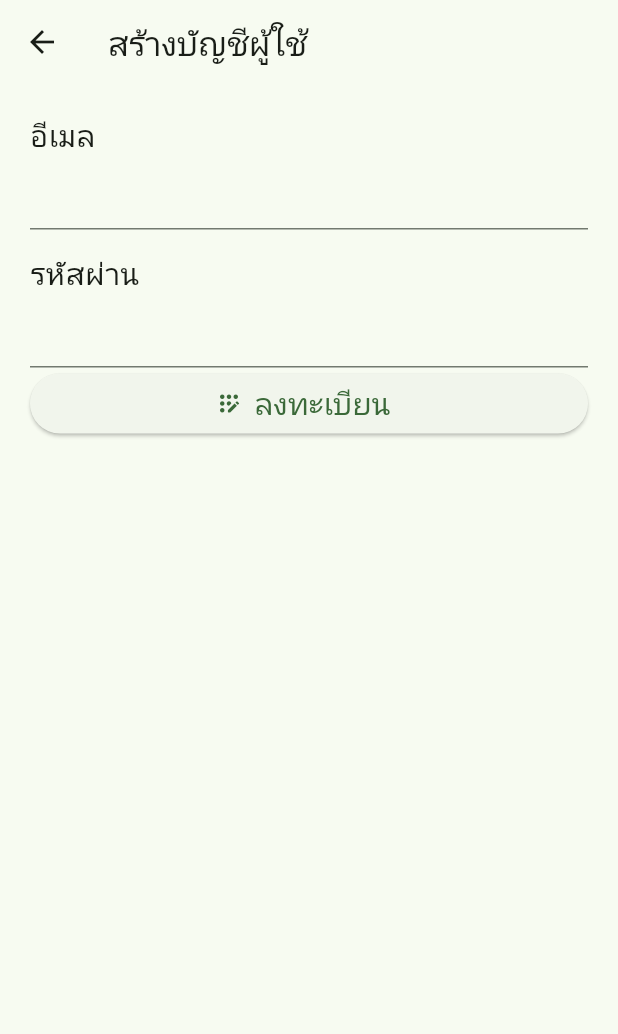
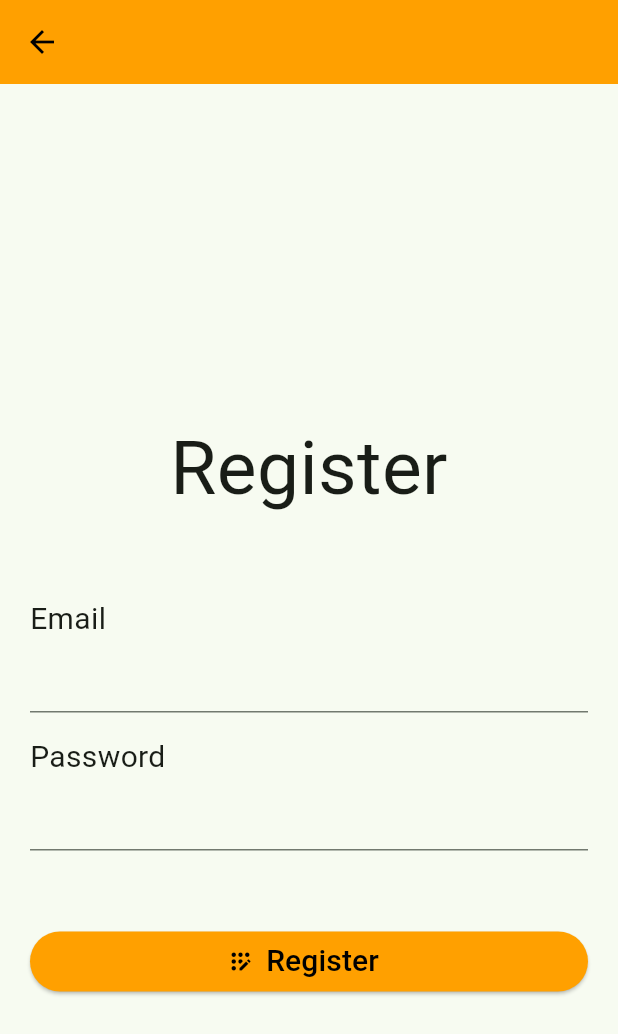
Before and after one commit to project-mobileapp/project-mobile, a Flutter app: the RegisterScreen screen opened directly, on a phone screen of 412 x 824 dp. Shown: the top 1034 px of the screen. Run offline on Flutter 3.47's test engine with Material 3 defaults, Android fonts, the light colour scheme and no system bars; our stand-ins replace cloud_firestore, firebase_auth, firebase_core, fluttertoast, form_field_validator, qr_flutter and 2 more; accounts and stored records are empty.

Commit message:
chang login & register

```diff
--- a/lib/screen/register.dart
+++ b/lib/screen/register.dart
@@ -1,4 +1,3 @@
-
 import 'package:firebase_auth/firebase_auth.dart';
 import 'package:firebase_core/firebase_core.dart';
 import 'package:flutter/material.dart';
@@ -39,7 +38,11 @@ class _RegisterScreenState extends State<RegisterScreen> {
 
           if (snapshot.connectionState == ConnectionState.done) {
             return Scaffold(
-                appBar: AppBar(title: Text('สร้างบัญชีผู้ใช้')),
+                appBar: AppBar(
+                  title: Text(''),
+                  backgroundColor: Colors.amber[700],
+                  foregroundColor: Colors.black,
+                ),
                 body: Container(
                   padding: const EdgeInsets.all(20),
                   child: Form(
@@ -48,7 +51,16 @@ class _RegisterScreenState extends State<RegisterScreen> {
                         child: Column(
                           crossAxisAlignment: CrossAxisAlignment.start,
                           children: [
-                            Text('อีเมล', style: TextStyle(fontSize: 20)),
+                            SizedBox(height: 200),
+                            Center(
+                              child: Text(
+                                'Register',
+                                style: TextStyle(fontSize: 50),
+                                textAlign: TextAlign.center,
+                              ),
+                            ),
+                            SizedBox(height: 50),
+                            Text('Email', style: TextStyle(fontSize: 20)),
                             TextFormField(
                               validator: MultiValidator([
                                 RequiredValidator(errorText: 'กรุณาป้อนอีเมล'),
@@ -61,7 +73,7 @@ class _RegisterScreenState extends State<RegisterScreen> {
                               },
                             ),
                             SizedBox(height: 15),
-                            Text('รหัสผ่าน', style: TextStyle(fontSize: 20)),
+                            Text('Password', style: TextStyle(fontSize: 20)),
                             TextFormField(
                                 obscureText: true,
                                 validator: RequiredValidator(
@@ -69,6 +81,7 @@ class _RegisterScreenState extends State<RegisterScreen> {
                                 onSaved: (password) {
                                   profile.password = password;
                                 }),
+                            SizedBox(height: 50),
                             SizedBox(
                                 width: double.infinity,
                                 child: ElevatedButton.icon(
@@ -107,10 +120,16 @@ class _RegisterScreenState extends State<RegisterScreen> {
                                         }
                                       }
                                     },
-                                    icon: Icon(Icons.app_registration_rounded),
+                                    icon: Icon(Icons.app_registration_rounded,
+                                        color: Colors.black), // ไอคอนสีดำ
                                     label: Text(
-                                      'ลงทะเบียน',
-                                      style: TextStyle(fontSize: 20),
+                                      'Register',
+                                      style: TextStyle(
+                                          fontSize: 20, color: Colors.black),
+                                    ),
+                                    style: ElevatedButton.styleFrom(
+                                      backgroundColor:
+                                          Colors.amber[700], // กำหนดสีพื้นหลัง
                                     )))
                           ],
                         ),
```
Also changed, not shown: lib/screen/home.dart (+25 -12 lines), lib/screen/login.dart (+31 -13 lines).
